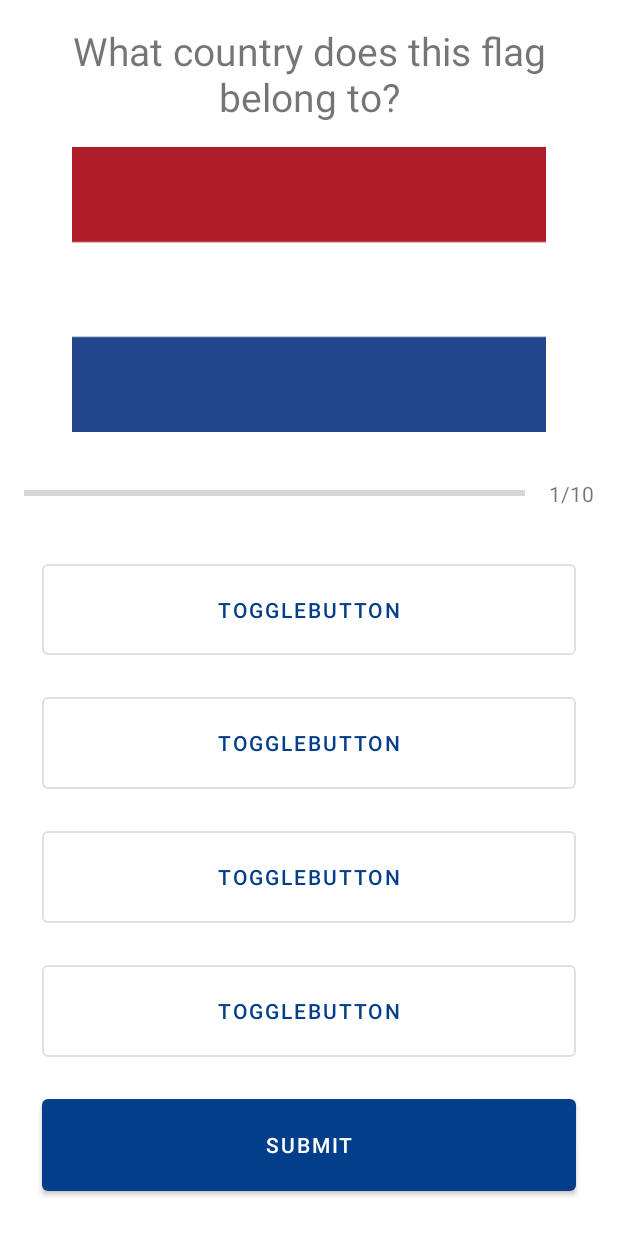
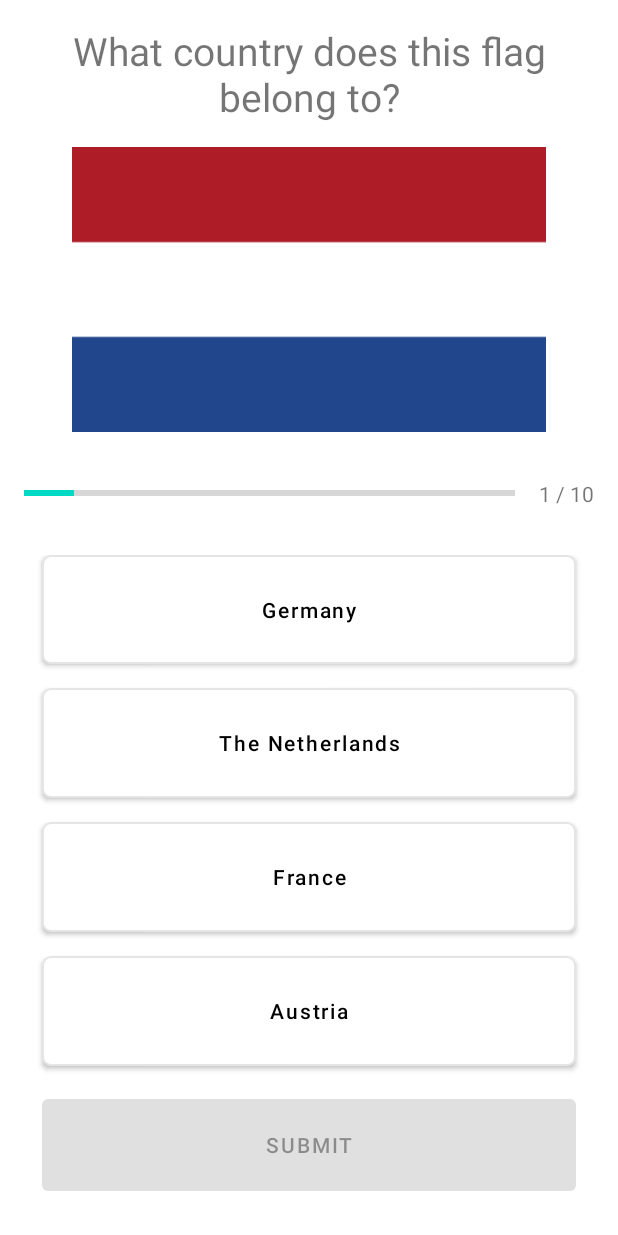
Before and after one commit to iiddd/android-course-quiz, an Android app: the QuizQuestionsActivity screen opened directly, with no data from a screen before it, on a phone screen of 412 x 824 dp. Run offline under Robolectric (Android 15) with nearby library versions, the phone set to English and light mode, and no system bars.

Commit message:
Added Quiz ui logic

```diff
--- a/app/src/main/java/com/iiddd/quiz/Constants.kt
+++ b/app/src/main/java/com/iiddd/quiz/Constants.kt
@@ -6,7 +6,7 @@ object Constants {
         val questionList = ArrayList<Question>()
         val questionNl = Question(
             id = 1,
-            question = "What country does this flag belong to?",
+            questionText = "What country does this flag belong to?",
             image = R.drawable.flag_nl,
             answerOptions = arrayListOf(
                 Answer(
--- a/app/src/main/java/com/iiddd/quiz/Question.kt
+++ b/app/src/main/java/com/iiddd/quiz/Question.kt
@@ -2,7 +2,7 @@ package com.iiddd.quiz
 
 data class Question(
     val id: Int,
-    val question: String,
+    val questionText: String,
     val image: Int,
     val answerOptions: List<Answer>
 )
--- a/app/src/main/java/com/iiddd/quiz/QuizQuestionsActivity.kt
+++ b/app/src/main/java/com/iiddd/quiz/QuizQuestionsActivity.kt
@@ -3,13 +3,110 @@ package com.iiddd.quiz
 import androidx.appcompat.app.AppCompatActivity
 import android.os.Bundle
 import android.util.Log
+import android.widget.Button
+import android.widget.ImageView
+import android.widget.ProgressBar
+import android.widget.TextView
+import android.widget.Toast
+import androidx.appcompat.content.res.AppCompatResources
 
 class QuizQuestionsActivity : AppCompatActivity() {
+
+    private var progressBar: ProgressBar? = null
+    private var progressText: TextView? = null
+    private var questionText: TextView? = null
+    private var flagImage: ImageView? = null
+
+    private var btnOptionOne: Button? = null
+    private var btnOptionTwo: Button? = null
+    private var btnOptionThree: Button? = null
+    private var btnOptionFour: Button? = null
+
+    private var btnSubmitButton: Button? = null
+    private var selectedAnswer: Int? = null
+
     override fun onCreate(savedInstanceState: Bundle?) {
         super.onCreate(savedInstanceState)
         setContentView(R.layout.activity_quiz_questions)
 
+        progressBar = findViewById(R.id.progressBar)
+        progressText = findViewById(R.id.progressText)
+        questionText = findViewById(R.id.questionText)
+        flagImage = findViewById(R.id.flagImage)
+        btnOptionOne = findViewById(R.id.answerOption1)
+        btnOptionTwo = findViewById(R.id.answerOption2)
+        btnOptionThree = findViewById(R.id.answerOption3)
+        btnOptionFour = findViewById(R.id.answerOption4)
+        btnSubmitButton = findViewById(R.id.submit)
+
         val questionList = Constants.getQuestions()
         Log.i("QuestionQuiz", "Question list size is ${questionList.size}")
+
+        for (i in questionList) {
+            Log.e("Questions", i.questionText)
+        }
+
+        var currentPosition = 1
+        val question: Question = questionList[currentPosition - 1]
+        progressBar?.progress = currentPosition
+        flagImage?.setImageResource(question.image)
+        progressText?.text = "$currentPosition / ${progressBar?.max}"
+        questionText?.text = question.questionText
+        btnOptionOne?.text = question.answerOptions[0].answerText
+        btnOptionTwo?.text = question.answerOptions[1].answerText
+        btnOptionThree?.text = question.answerOptions[2].answerText
+        btnOptionFour?.text = question.answerOptions[3].answerText
+        btnSubmitButton?.isEnabled = false
+
+        btnOptionOne?.setOnClickListener {
+            setButtonSelected(btnOptionOne as Button)
+            setButtonDefault(btnOptionTwo as Button)
+            setButtonDefault(btnOptionThree as Button)
+            setButtonDefault(btnOptionFour as Button)
+            selectedAnswer = 0
+            btnSubmitButton?.isEnabled = true
+        }
+
+        btnOptionTwo?.setOnClickListener {
+            setButtonSelected(btnOptionTwo as Button)
+            setButtonDefault(btnOptionOne as Button)
+            setButtonDefault(btnOptionThree as Button)
+            setButtonDefault(btnOptionFour as Button)
+            selectedAnswer = 1
+            btnSubmitButton?.isEnabled = true
+        }
+
+        btnOptionThree?.setOnClickListener {
+            setButtonSelected(btnOptionThree as Button)
+            setButtonDefault(btnOptionOne as Button)
+            setButtonDefault(btnOptionTwo as Button)
+            setButtonDefault(btnOptionFour as Button)
+            selectedAnswer = 2
+            btnSubmitButton?.isEnabled = true
+        }
+
+        btnOptionFour?.setOnClickListener {
+            setButtonSelected(btnOptionFour as Button)
+            setButtonDefault(btnOptionOne as Button)
+            setButtonDefault(btnOptionTwo as Button)
+            setButtonDefault(btnOptionThree as Button)
+            selectedAnswer = 3
+            btnSubmitButton?.isEnabled = true
+        }
+
+        btnSubmitButton?.setOnClickListener {
+            if (question.answerOptions[selectedAnswer!!].isCorrect) {
+                Toast.makeText(this, "Correct!", Toast.LENGTH_LONG).show()
+            }
+        }
+    }
+
+    private fun setButtonSelected(view: Button) {
+        view.background =
+            AppCompatResources.getDrawable(this, R.drawable.default_button_bg_selected)
+    }
+
+    private fun setButtonDefault(view: Button) {
+        view.background = AppCompatResources.getDrawable(this, R.drawable.default_button_bg_normal)
     }
 }
--- /dev/null
+++ b/app/src/main/res/animator/button_effect.xml
@@ -0,0 +1,7 @@
+<?xml version="1.0" encoding="utf-8"?>
+<selector xmlns:android="http://schemas.android.com/apk/res/android">
+
+    <item android:drawable="@drawable/default_button_bg_selected" android:state_selected="true"></item>
+    <item android:drawable="@drawable/default_button_bg_normal"></item>
+
+</selector>
--- /dev/null
+++ b/app/src/main/res/drawable/default_button_bg_normal.xml
@@ -0,0 +1,9 @@
+<?xml version="1.0" encoding="utf-8"?>
+<shape xmlns:android="http://schemas.android.com/apk/res/android"
+    android:shape="rectangle">
+    <stroke
+        android:width="1dp"
+        android:color="@color/grey" />
+    <solid android:color="@color/white" />
+    <corners android:radius="5dp" />
+</shape>
--- /dev/null
+++ b/app/src/main/res/drawable/default_button_bg_selected.xml
@@ -0,0 +1,9 @@
+<?xml version="1.0" encoding="utf-8"?>
+<shape xmlns:android="http://schemas.android.com/apk/res/android"
+    android:shape="rectangle">
+    <stroke
+        android:width="1dp"
+        android:color="@color/blue" />
+    <solid android:color="@color/white" />
+    <corners android:radius="5dp" />
+</shape>
--- a/app/src/main/res/layout/activity_quiz_questions.xml
+++ b/app/src/main/res/layout/activity_quiz_questions.xml
@@ -66,46 +66,58 @@
 
             <Button
                 android:id="@+id/answerOption1"
-                style="?attr/materialButtonOutlinedStyle"
                 android:layout_width="match_parent"
                 android:layout_height="wrap_content"
                 android:layout_marginHorizontal="16dp"
                 android:layout_marginBottom="8dp"
                 android:layout_weight="1"
-                android:text="ToggleButton" />
+                android:background="@drawable/default_button_bg_normal"
+                android:text="ToggleButton"
+                android:textAllCaps="false"
+                android:textColor="@color/black"
+                app:backgroundTint="@null" />
 
             <Button
                 android:id="@+id/answerOption2"
-                style="?attr/materialButtonOutlinedStyle"
                 android:layout_width="match_parent"
                 android:layout_height="wrap_content"
                 android:layout_marginHorizontal="16dp"
                 android:layout_marginVertical="8dp"
                 android:layout_weight="1"
-                android:text="ToggleButton" />
+                android:background="@drawable/default_button_bg_normal"
+                android:text="ToggleButton"
+                android:textAllCaps="false"
+                android:textColor="@color/black"
+                app:backgroundTint="@null" />
 
             <Button
                 android:id="@+id/answerOption3"
-                style="?attr/materialButtonOutlinedStyle"
                 android:layout_width="match_parent"
                 android:layout_height="wrap_content"
                 android:layout_marginHorizontal="16dp"
                 android:layout_marginVertical="8dp"
                 android:layout_weight="1"
-                android:text="ToggleButton" />
+                android:background="@drawable/default_button_bg_normal"
+                android:text="ToggleButton"
+                android:textAllCaps="false"
+                android:textColor="@color/black"
+                app:backgroundTint="@null" />
 
             <Button
                 android:id="@+id/answerOption4"
-                style="?attr/materialButtonOutlinedStyle"
                 android:layout_width="match_parent"
                 android:layout_height="wrap_content"
                 android:layout_marginHorizontal="16dp"
                 android:layout_marginVertical="8dp"
                 android:layout_weight="1"
-                android:text="ToggleButton" />
+                android:background="@drawable/default_button_bg_normal"
+                android:text="ToggleButton"
+                android:textAllCaps="false"
+                android:textColor="@color/black"
+                app:backgroundTint="@null" />
 
             <Button
-                android:id="@+id/submitButton"
+                android:id="@+id/submit"
                 android:layout_width="match_parent"
                 android:layout_height="wrap_content"
                 android:layout_marginHorizontal="16dp"
--- a/app/src/main/res/values/colors.xml
+++ b/app/src/main/res/values/colors.xml
@@ -4,4 +4,5 @@
     <color name="white">#FFFFFFFF</color>
     <color name="dark_blue">#023E8A</color>
     <color name="blue">#0077B6</color>
+    <color name="grey">#E5E5E5</color>
 </resources>
```
